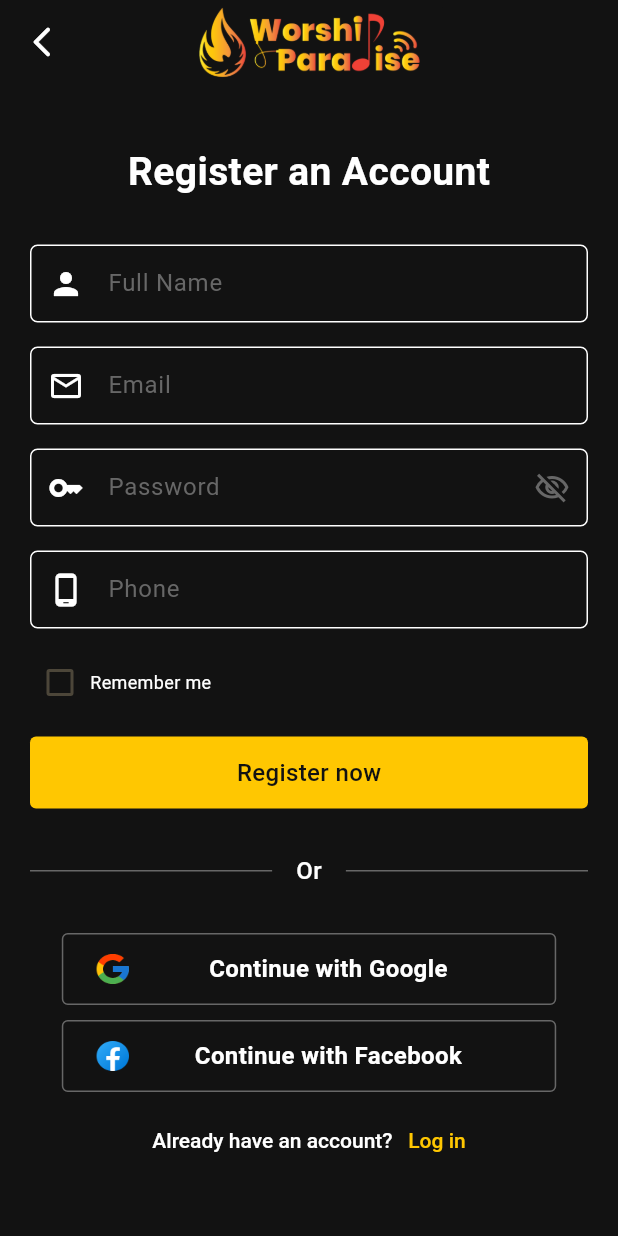
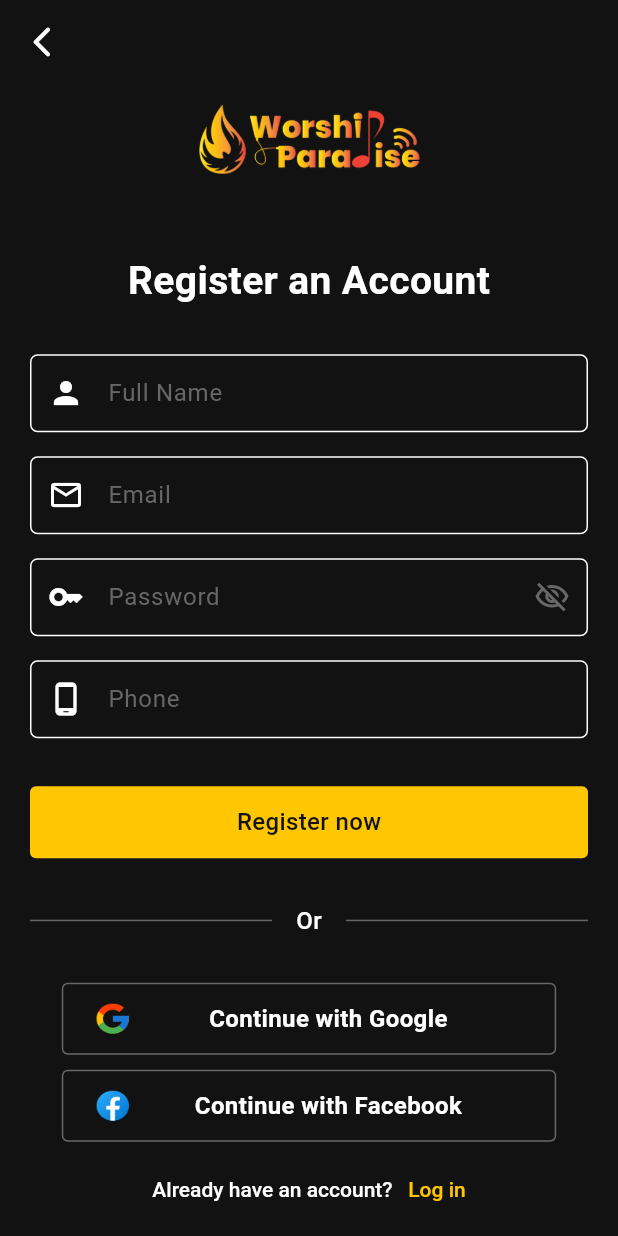
Before and after one commit to manglesh-0605/chords-app, a Flutter app: the RegisterScreen screen opened directly, on a phone screen of 412 x 824 dp. Run offline on Flutter 3.47's test engine with Material 3 defaults, Android fonts, the light colour scheme and no system bars; our stand-ins replace flutter_screenutil.

Commit message:
changes to login register and forgot screen

```diff
--- a/lib/view/auth/register.dart
+++ b/lib/view/auth/register.dart
@@ -24,16 +24,16 @@ class RegisterScreen extends StatelessWidget {
     return Scaffold(
       appBar: AppBar(
         leading: backIcon(context),
-        title: Image.asset(
-          "assets/images/logo.png",
-          width: 180.w,
-        ),
       ),
       body: SingleChildScrollView(
         child: Padding(
           padding: EdgeInsets.symmetric(horizontal: 20.w),
           child: Column(
             children: [
+              Image.asset(
+                "assets/images/logo.png",
+                width: 180.w,
+              ),
               spaceHeight(40.h),
               Text(
                 "Register an Account",
@@ -88,25 +88,6 @@ class RegisterScreen extends StatelessWidget {
                 icon: Icons.phone_android_rounded,
               ),
               spaceHeight(),
-              Row(
-                children: [
-                  Consumer<AuthProvider>(builder: (context, auth, child) {
-                    return Checkbox(
-                      materialTapTargetSize: MaterialTapTargetSize.shrinkWrap,
-                      value: auth.isRemember,
-                      onChanged: (value) {
-                        auth.setRemember(value!);
-                      },
-                      activeColor: AppColors.white,
-                      checkColor: AppColors.bgColor,
-                    );
-                  }),
-                  Text(
-                    'Remember me',
-                    style: textStyle(fontSize: 12.sp, weight: FontWeight.w400),
-                  ),
-                ],
-              ),
               spaceHeight(),
               AppButton(
                 btnText: "Register now",
```
Also changed, not shown: lib/view/auth/forgot.dart (+4 -4 lines), lib/view/auth/login.dart (+34 -18 lines).
